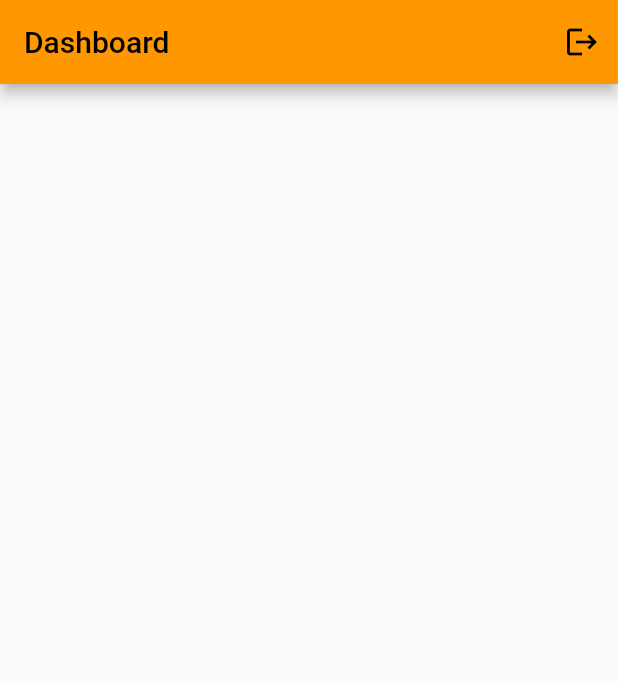
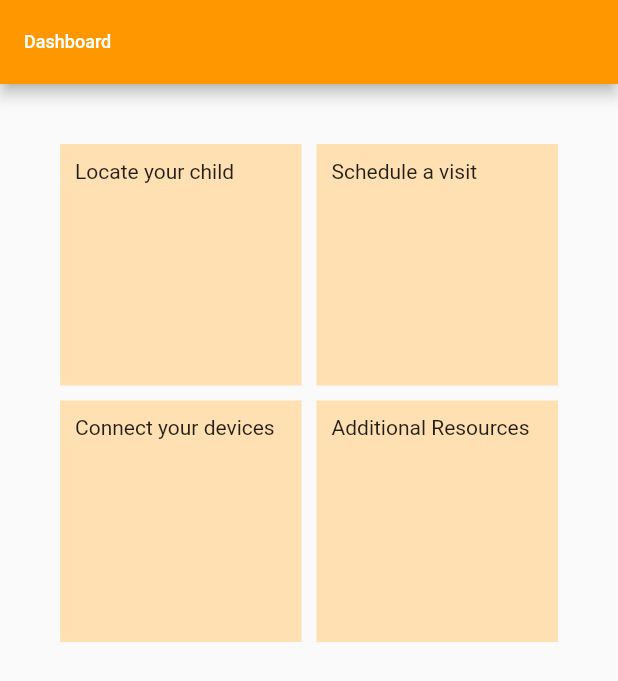
Before and after one commit to mwakitawalina/Mlindemtoto, a Flutter app: the screen it shows once a user with an empty profile is signed in, on a phone screen of 412 x 824 dp. Shown: the top 681 px of the screen. Run offline on Flutter 3.47's test engine with Material 2 defaults, Android fonts, the phone set to English and light mode, and no system bars; our stand-ins replace cloud_firestore, firebase_auth, firebase_core, flutter_smart_dialog, get; missing offline and left inert: mouse_parallax; accounts and stored records are empty.

Commit message:
dashboard changes

```diff
--- a/lib/screens/dashboard.dart
+++ b/lib/screens/dashboard.dart
@@ -1,24 +1,26 @@
 import 'package:flutter/material.dart';
 import 'package:flutter/src/widgets/container.dart';
 import 'package:flutter/src/widgets/framework.dart';
+import 'package:get/get.dart';
+import 'package:mlindemtoto/screens/devices.dart';
+import 'package:mlindemtoto/screens/schedule.dart';
 
 import '../Controllers/auth_controller.dart';
+import 'resources.dart';
 
 class DashBoard extends StatelessWidget {
   const DashBoard({super.key});
 
-
   @override
   Widget build(BuildContext context) {
     return Scaffold(
-      appBar: AppBar(title: Text("Dashboard"), actions: [
-        IconButton(
-            onPressed: () async {
-              await AuthController.to.signOut();
-            },
-            icon: Icon(Icons.logout))
-      ]),
-          body: SingleChildScrollView(
+      appBar: AppBar(
+        title: Text(
+          "Dashboard",
+          style: TextStyle(color: Colors.white, fontSize: 12),
+        ),
+      ),
+      /*  body: SingleChildScrollView(
           child: Container(
         margin: EdgeInsets.all(16),
         child: Column(
@@ -30,7 +32,74 @@ class DashBoard extends StatelessWidget {
             ),
             ],
         ),
-      )),
+      )),*/
+      body: Container(
+        child: Padding(
+          padding: EdgeInsets.all(20),
+          child: Column(children: <Widget>[
+            GridView.count(
+              crossAxisCount: 2,
+              primary: true,
+              crossAxisSpacing: 10,
+              mainAxisSpacing: 10,
+              padding: EdgeInsets.all(20),
+              shrinkWrap: true,
+              children: <Widget>[
+                Material(
+                  color: Colors.orange[100],
+                  child: InkWell(
+                    onTap: () {
+                      Get.to(() => Map());
+                    },
+                    child: Container(
+                      padding: EdgeInsets.all(10),
+                      child: Text("Locate your child"),
+                    ),
+                  ),
+                ),
+                 Material(
+                  color: Colors.orange[100],
+                  child: InkWell(
+                    onTap: () {
+                      Get.to(() => Schedule());
+                    },
+                    child: Container(
+                      padding: EdgeInsets.all(10),
+                      child: Text("Schedule a visit"),
+                    ),
+                  ),
+                ),
+                   Material(
+                  color: Colors.orange[100],
+                  child: InkWell(
+                    onTap: () {
+                      Get.to(() => Devices());
+                    },
+                    child: Container(
+                      padding: EdgeInsets.all(10),
+                      child: Text("Connect your devices"),
+                    ),
+                  ),
+                ),
+                  Material(
+                  color: Colors.orange[100],
+                  child: InkWell(
+                    onTap: () {
+                      Get.to(() => Resources());
+                    },
+                    child: Container(
+                      padding: EdgeInsets.all(10),
+                      child: Text("Additional Resources", ),
+
+                    ),
+                  ),
+                ),
+
+              ],
+            )
+          ]),
+        ),
+      ),
     );
   }
 }
--- /dev/null
+++ b/lib/screens/devices.dart
@@ -0,0 +1,11 @@
+import 'package:flutter/src/widgets/container.dart';
+import 'package:flutter/src/widgets/framework.dart';
+
+class Devices extends StatelessWidget {
+  const Devices({super.key});
+
+  @override
+  Widget build(BuildContext context) {
+    return Container();
+  }
+}
--- /dev/null
+++ b/lib/screens/resources.dart
@@ -0,0 +1,11 @@
+import 'package:flutter/src/widgets/container.dart';
+import 'package:flutter/src/widgets/framework.dart';
+
+class Resources extends StatelessWidget {
+  const Resources({super.key});
+
+  @override
+  Widget build(BuildContext context) {
+    return Container();
+  }
+}
--- /dev/null
+++ b/lib/screens/schedule.dart
@@ -0,0 +1,11 @@
+import 'package:flutter/src/widgets/container.dart';
+import 'package:flutter/src/widgets/framework.dart';
+
+class Schedule extends StatelessWidget {
+  const Schedule({super.key});
+
+  @override
+  Widget build(BuildContext context) {
+    return Container();
+  }
+}
--- a/pubspec.yaml
+++ b/pubspec.yaml
@@ -43,6 +43,7 @@ dependencies:
   google_sign_in: ^5.1.1
   get: ^4.6.5
   mouse_parallax: ^1.1.0
+  parse_server_sdk_flutter: ^3.1.3
 
 dev_dependencies:
   flutter_test:
```
Also changed, not shown: pubspec.lock, 3 other files.
